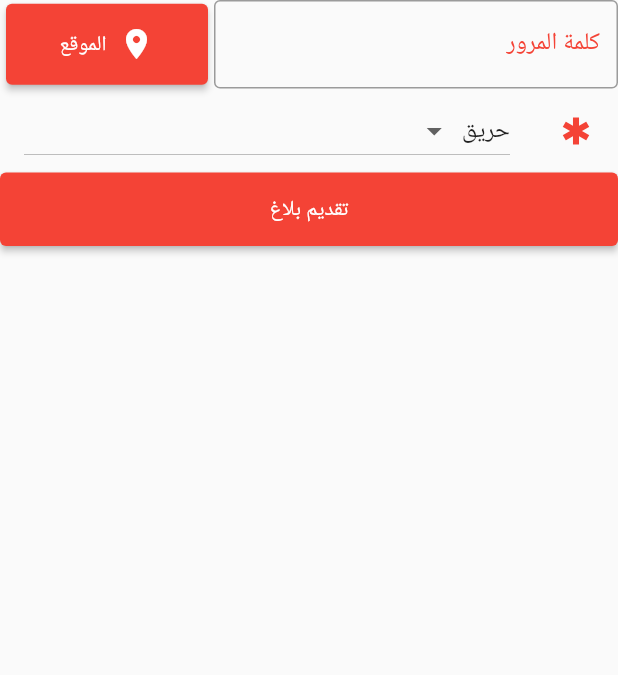
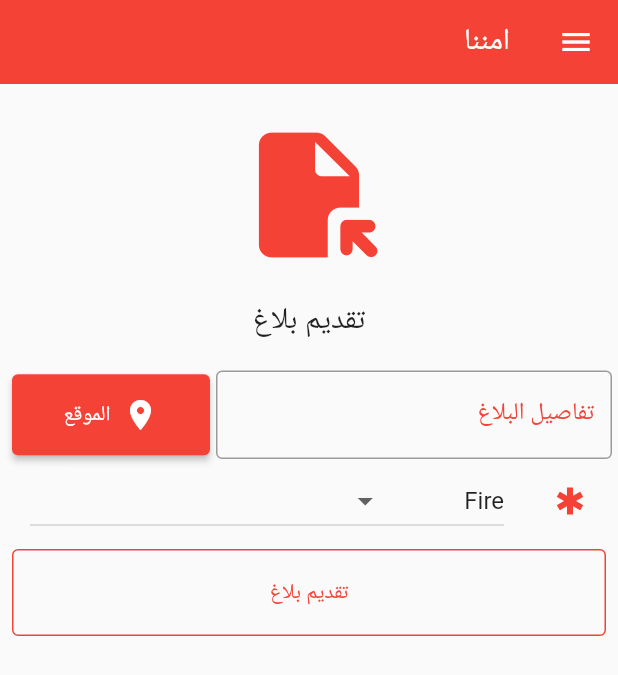
Before and after one commit to salemaljebaly/sos_mobile_app, a Flutter app: the ReportScreen screen opened directly, on a phone screen of 412 x 824 dp. Shown: the top 675 px of the screen. Run offline on Flutter 3.47's test engine with Material 2 defaults, Android fonts, the phone set to English and light mode, and no system bars; our stand-ins replace flutter_dotenv, flutter_svg, geolocator, get, get_storage, google_fonts and 2 more; accounts and stored records are empty; Roboto replaces fonts that are missing (Almarai).

```diff
--- a/lib/services/report_service.dart
+++ b/lib/services/report_service.dart
@@ -19,6 +19,7 @@ class ReportService extends GetConnect {
         'Authorization': 'Bearer ${token.read(CacheTokenKey.token.toString())}',
       },
     );
+    print(response.body);
     if (response.statusCode == HttpStatus.created) {
       return response;
     } else {
--- a/lib/utils/strings.dart
+++ b/lib/utils/strings.dart
@@ -58,5 +58,7 @@ class Strings {
   static String sendReport = 'تقديم بلاغ';
 
   static String editCitizen = 'تعديل ملفي الشخصي';
+
+  static String reportDesc = 'تفاصيل البلاغ';
   // ------------------------------------------------------------------------ //
 }
--- a/lib/view/citizen_screen.dart
+++ b/lib/view/citizen_screen.dart
@@ -271,7 +271,8 @@ class CitizenScreen extends StatelessWidget {
             height: 58.5,
             child: OutlinedButton(
               style: OutlinedButton.styleFrom(
-                  side: const BorderSide(width: 1.0, color: Colors.red)),
+                side: const BorderSide(width: 1.0, color: Colors.red),
+              ),
               onPressed: () async {
                 citizenRequestModel = CitizenRequestModel(
                     firstName: firstName.text,
--- a/lib/view/current_location_screen.dart
+++ b/lib/view/current_location_screen.dart
@@ -123,6 +123,6 @@ class _CurrentLocationScreenState extends State<CurrentLocationScreen> {
     _authController.citizenLongitude.value = longitude;
     // store latlong in Get state report controller
     _reportConteroller.latitude.value = latitude.toString();
-    _reportConteroller.latitude.value = longitude.toString();
+    _reportConteroller.longitude.value = longitude.toString();
   }
 }
--- a/lib/view/report_screen.dart
+++ b/lib/view/report_screen.dart
@@ -7,6 +7,7 @@ import 'package:sos_mobile_app/controller/auth_contoller.dart';
 import 'package:sos_mobile_app/controller/report_controller.dart';
 import 'package:sos_mobile_app/model/report.dart';
 import 'package:sos_mobile_app/utils/strings.dart';
+import 'package:sos_mobile_app/utils/widgets/drawer.dart';
 import 'package:sos_mobile_app/view/current_location_screen.dart';
 
 class ReportScreen extends StatefulWidget {
@@ -18,13 +19,35 @@ class ReportScreen extends StatefulWidget {
 
 class _ReportScreenState extends State<ReportScreen> {
   late Report model;
-  ReportConteroller _reportConteroller = Get.put(ReportConteroller());
+  final ReportConteroller _reportConteroller = Get.put(ReportConteroller());
   TextEditingController desc = TextEditingController();
-  String selectedItem = ReportType.Fire.toString();
+  // dropdown items
+  List<String> items = ['Fire', 'Ambulance', 'Accidant'];
+  String selectedItem = 'Fire';
   @override
   Widget build(BuildContext context) {
-    return Column(
+    return Scaffold(
+      drawer: AppDrawer(),
+      appBar: AppBar(
+        title: Text(Strings.appName),
+      ),
+      body: Padding(
+        padding: const EdgeInsets.all(4.0),
+        child: Column(
           children: [
+            const Padding(
+              padding: EdgeInsets.all(20.0),
+              child: Icon(
+                Icons.file_open_rounded,
+                size: 100,
+                color: Colors.red,
+              ),
+            ),
+            Text(
+              Strings.sendReport,
+              style: const TextStyle(fontSize: 20),
+            ),
+            const SizedBox(height: 20.0),
             Row(
               children: [
                 Expanded(
@@ -37,7 +60,7 @@ class _ReportScreenState extends State<ReportScreen> {
                           : null;
                     },
                     decoration: InputDecoration(
-                  label: Text(Strings.password),
+                      label: Text(Strings.reportDesc),
                     ),
                   ),
                 ),
@@ -73,44 +96,69 @@ class _ReportScreenState extends State<ReportScreen> {
                 color: Colors.red,
               ),
               title: DropdownButton(
-              value: ReportType.Fire.toString(),
-              onChanged: (String? item) {
-                setState(() {
-                  selectedItem = item!;
-                });
-              },
-              items: [
-                DropdownMenuItem(
-                  value: ReportType.Fire.toString(),
-                  child: Text(Strings.Fire.toString()),
+                value: selectedItem,
+                onChanged: (String? item) => setState(() => {
+                      selectedItem = item!,
+                      print(selectedItem),
+                    }),
+                items: items
+                    .map(
+                      (item) => DropdownMenuItem<String>(
+                        value: item,
+                        child: Text(
+                          item,
                         ),
-                DropdownMenuItem(
-                  value: ReportType.Fire.toString(),
-                  child: Text(Strings.Accidant.toString()),
                       ),
-                DropdownMenuItem(
-                  value: ReportType.Fire.toString(),
-                  child: Text(Strings.Ambulance.toString()),
+                    )
+                    .toList(),
+
+                // [
+                //   DropdownMenuItem(
+                //     value: 'Fire',
+                //     child: Text(Strings.Fire.toString()),
+                //   ),
+                //   DropdownMenuItem(
+                //     value: 'Accidant',
+                //     child: Text(Strings.Accidant.toString()),
+                //   ),
+                //   DropdownMenuItem(
+                //     value: 'Ambulance',
+                //     child: Text(Strings.Ambulance.toString()),
+                //   ),
+                // ]
               ),
-              ]),
             ),
-        SizedBox(
+            Padding(
+              padding: const EdgeInsets.all(4.0),
+              child: SizedBox(
                 width: double.infinity,
-          child: ElevatedButton(
+                height: 58.0,
+                child: OutlinedButton(
+                  style: OutlinedButton.styleFrom(
+                    side: const BorderSide(width: 1.0, color: Colors.red),
+                  ),
                   onPressed: () async {
+                    //  TODO fix request
                     model = Report(
                       desc: desc.text,
                       type: selectedItem,
-                state: ReportState.pending.toString(),
+                      state: 'pending',
                       longitude: _reportConteroller.latitude.value.toString(),
                       latitude: _reportConteroller.longitude.value.toString(),
                     );
-              _reportConteroller.create(model);
+                    print(model.toRawJson());
+                    // _reportConteroller.create(model);
                   },
-            child: Text(Strings.sendReport),
+                  child: Text(
+                    Strings.sendReport,
+                    style: const TextStyle(color: Colors.red),
+                  ),
+                ),
               ),
             ),
           ],
+        ),
+      ),
     );
   }
 }
```
Lines whose indentation alone changed are shown as unchanged.
